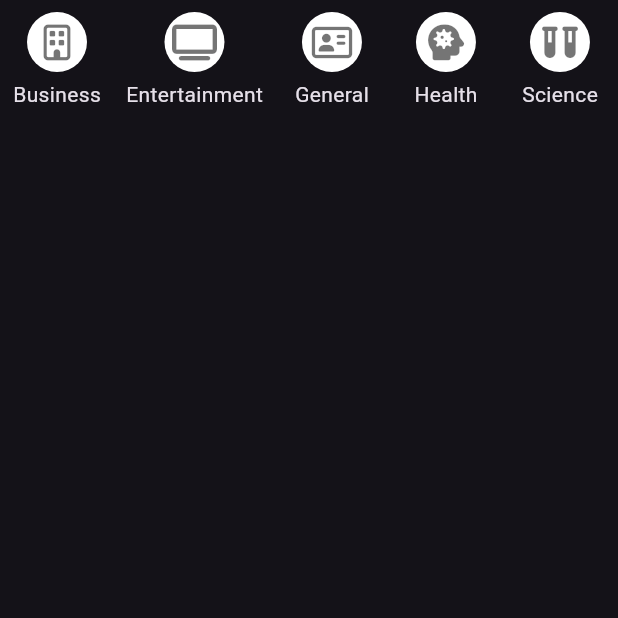
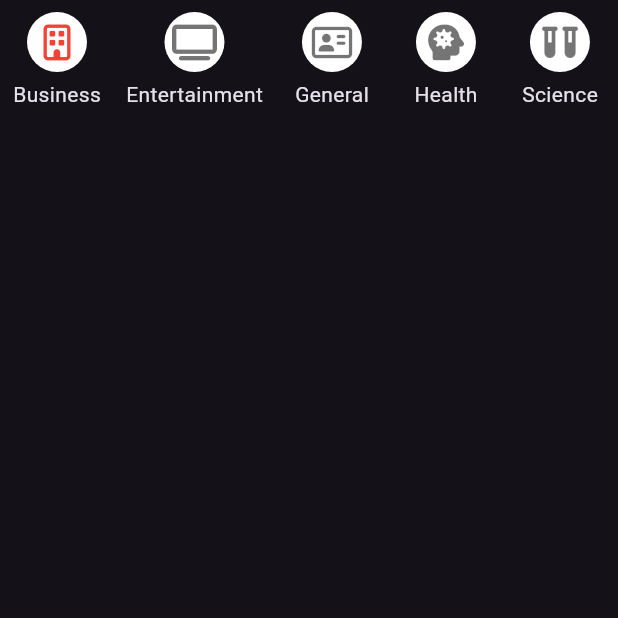
Before and after one commit to JesusRangelDiaz/newsapp, a Flutter app: the screen it shows after launch, swiped to page 2, on a phone screen of 412 x 824 dp, the top half of it. Run offline on Flutter 3.47's test engine with Material 3 defaults, Android fonts, the phone set to English and light mode, and no system bars; our stand-ins replace font_awesome_flutter; network calls fail.

Commit message:
feat: :sparkles: The second section of the bottomtabnavigator was designed in tab2_page. Added an API connection to get the news by category in news_service.dart. Added widgets in tab2_page to show a categories menu and its included functions.

```diff
--- a/lib/src/pages/tab2_page.dart
+++ b/lib/src/pages/tab2_page.dart
@@ -1,6 +1,8 @@
 import 'package:flutter/material.dart';
 import 'package:newsapp/src/models/category_model.dart';
 import 'package:newsapp/src/services/news_service.dart';
+import 'package:newsapp/src/theme/darktheme.dart';
+import 'package:newsapp/src/widgets/lista_noticias.dart';
 import 'package:provider/provider.dart';
 
 class Tab2Page extends StatelessWidget {
@@ -9,11 +11,15 @@ class Tab2Page extends StatelessWidget {
 
   @override
   Widget build(BuildContext context) {
+
+    final newsService =Provider.of<NewsService>(context);
+
     return SafeArea(
       child: Scaffold(
         body: Column(
           children: <Widget>[
-            Expanded(child: _CategoryList())
+            _CategoryList(),
+            Expanded(child: ListaNoticias(newsService.getArticulosCategoriaSeleccionada))
           ],
         ),
       ),
@@ -27,7 +33,10 @@ class _CategoryList extends StatelessWidget {
   Widget build(BuildContext context) {
     final categories = Provider.of<NewsService>(context).categories;
 
-    return ListView.builder(
+    return Container(
+      width: double.infinity,
+      height: 81,
+      child: ListView.builder(
         physics: const BouncingScrollPhysics(),
         scrollDirection: Axis.horizontal,
         itemCount: categories.length,
@@ -44,6 +53,7 @@ class _CategoryList extends StatelessWidget {
             ),
           );
         }
+        ),
     );
   }
 }
@@ -56,14 +66,19 @@ class _CategoryButton extends StatelessWidget {
 
   @override
   Widget build(BuildContext context) {
+    final newsService = Provider.of<NewsService>(context,listen: false);
     return GestureDetector(
-      onTap: (){print(categoria.name);},
+      onTap: (){
+        final newsService = Provider.of<NewsService>(context,listen: false);
+        newsService.selectedCategory=categoria.name;
+
+      },
       child: Container(
         width: 40,
         height: 40,
         margin: const EdgeInsets.symmetric(horizontal: 10),
         decoration: const BoxDecoration(shape: BoxShape.circle, color: Colors.white),
-        child: Icon(categoria.icon, color: Colors.black54),
+        child: Icon(categoria.icon, color: (newsService.selectedCategory == categoria.name)?myTheme.colorScheme.secondary : Colors.black54),
       ),
     );
   }
--- a/lib/src/services/news_service.dart
+++ b/lib/src/services/news_service.dart
@@ -9,6 +9,8 @@ const _apikey = '5b636d98a53841f494bb65f01ed8b6fb';
 class NewsService with ChangeNotifier{
   List<Article> headlines =[];
 
+  String _selectedCategory ='business';
+
   List<Category> categories = [
     Category(FontAwesomeIcons.building,'business'),
     Category(FontAwesomeIcons.tv,'entertainment'),
@@ -19,11 +21,24 @@ class NewsService with ChangeNotifier{
     Category(FontAwesomeIcons.memory,'technology'),
   ];
 
-
+  Map<String, List<Article>> categoryArticles ={};
 
   NewsService(){
     getTopHeadlines();
+    for (var item in categories) {
+      categoryArticles[item.name] = [];
     }
+  }
+
+  String get selectedCategory => _selectedCategory;
+
+  set selectedCategory(String valor){
+    _selectedCategory =valor;
+    getArticlesByCategory(valor);
+    notifyListeners();
+  }
+
+  get getArticulosCategoriaSeleccionada =>categoryArticles[selectedCategory];
 
   getTopHeadlines() async{
     final  url = Uri.http(_baseUrl,'/v2/top-headlines',{'apiKey' : _apikey, 'country' : 'mx'});
@@ -34,4 +49,17 @@ class NewsService with ChangeNotifier{
     headlines.addAll(newsResponse.articles);
     notifyListeners();
   }
+
+  getArticlesByCategory(String category) async{
+    if(categoryArticles[category]!.isNotEmpty){
+      return categoryArticles[category];
     }
+
+    final  url = Uri.http(_baseUrl,'/v2/top-headlines',{'apiKey' : _apikey, 'country' : 'mx', 'category':category});
+    final resp = await http.get(url);
+
+    final newsResponse = newsResponseFromJson(resp.body);
+    categoryArticles[category]!.addAll(newsResponse.articles);
+    notifyListeners();
+  }
+}
```
Lines whose indentation alone changed are shown as unchanged.
